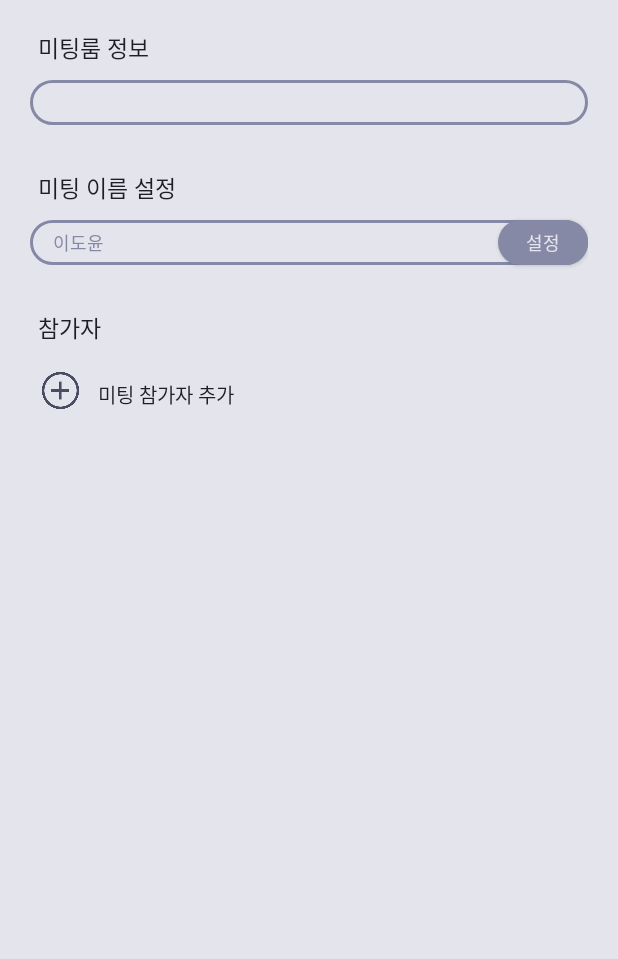
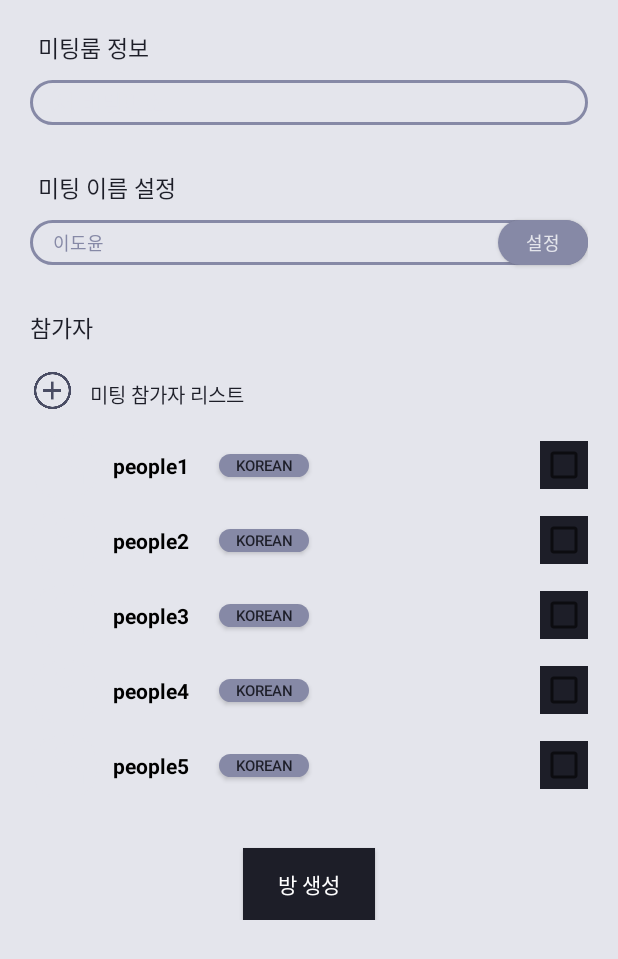
Before and after one commit to ARTRIUM/client, an Android app: the ChatDrawerActivity screen opened directly, with no data from a screen before it, on a phone screen of 412 x 824 dp. Shown: the top 959 px of the screen. Run offline under Robolectric (Android 15) with nearby library versions, the phone set to English and light mode, and no system bars; our stand-ins replace data binding.

Commit message:
friendrecycle in drawer

```diff
--- a/app/build.gradle
+++ b/app/build.gradle
@@ -49,6 +49,7 @@ dependencies {
     implementation 'com.google.android.gms:play-services-maps:17.0.0'
     implementation 'androidx.work:work-runtime:2.4.0'
     implementation 'androidx.lifecycle:lifecycle-livedata-ktx:2.3.1'
+    implementation 'androidx.recyclerview:recyclerview:1.2.1'
     kapt 'com.github.bumptech.glide:compiler:4.12.0'
 
     // retrofit
--- a/app/src/main/java/com/example/everytranslation/ui/chat/ChatDrawerActivity.kt
+++ b/app/src/main/java/com/example/everytranslation/ui/chat/ChatDrawerActivity.kt
@@ -2,17 +2,78 @@ package com.example.everytranslation.ui.chat
 
 import androidx.appcompat.app.AppCompatActivity
 import android.os.Bundle
+import android.view.LayoutInflater
+import android.view.ViewGroup
+import android.widget.Toast
 import androidx.databinding.DataBindingUtil
+import androidx.recyclerview.widget.LinearLayoutManager
+import androidx.recyclerview.widget.RecyclerView
 import com.example.everytranslation.R
+import com.example.everytranslation.data.FriendDTO
 import com.example.everytranslation.databinding.ActivityChatDrawerBinding
+import com.example.everytranslation.databinding.InviteDetailBinding
 
 class ChatDrawerActivity : AppCompatActivity() {
 
     private lateinit var binding: ActivityChatDrawerBinding
 
+
     override fun onCreate(savedInstanceState: Bundle?) {
         super.onCreate(savedInstanceState)
         binding = DataBindingUtil.setContentView(this, R.layout.activity_chat_drawer)
+        setContentView(binding.root)
+
+        binding.lifecycleOwner=this
+        binding.invitelistfragmentRecyclerview.adapter = InvitelistRecyclerViewAdapter()
+        binding.invitelistfragmentRecyclerview.layoutManager = LinearLayoutManager(this)
+
+    }
+    inner class InvitelistRecyclerViewAdapter : RecyclerView.Adapter<InvitelistRecyclerViewAdapter.Holder>() {
+        var inviteDTOs: ArrayList<FriendDTO> = arrayListOf()
+
+        init {
+            // reset
+            inviteDTOs.clear()
+
+            // friends data list loading
+            inviteDTOs.add(FriendDTO("people1", "url1"))
+            inviteDTOs.add(FriendDTO("people2", "url2"))
+            inviteDTOs.add(FriendDTO("people3", "url3"))
+            inviteDTOs.add(FriendDTO("people4", "url4"))
+            inviteDTOs.add(FriendDTO("people5", "url5"))
+
+            notifyDataSetChanged()
+        }
+        inner class Holder(val inviteDetailBinding: InviteDetailBinding) : RecyclerView.ViewHolder(inviteDetailBinding.root) {
+            init {
+//                inviteDetailBinding.root.setOnClickListener {
+//                    Toast.makeText(inviteDetailBinding.root.context, "클릭된 아이템 = ${inviteDetailBinding.inviteName.text}", Toast.LENGTH_LONG).show()
+//                }
+                inviteDetailBinding.checkboxInviteFriend.setOnClickListener{
+                }
+            }
+
+            fun setInvite(item: FriendDTO) {
+                inviteDetailBinding.inviteName.text = item.name
+                // friendDetailBinding.friendImageUrl.text = item.imageUrl
+            }
+        }
+
+        override fun onCreateViewHolder(parent: ViewGroup, viewType: Int): Holder { // ViewHolder를 새로 만들어야 할때 호출
+            val inviteDetailBinding = InviteDetailBinding.inflate(LayoutInflater.from(parent.context), parent, false)
+            return Holder(inviteDetailBinding)
+        }
+
+        override fun getItemCount(): Int {
+            return inviteDTOs.size
+        }
+
+        override fun onBindViewHolder(holder:Holder, position: Int) { // 데이터를 뷰 홀더와 연결
+            var item = inviteDTOs.get(position)
+            holder.setInvite(item)
+        }
+
+
 
 
     }
--- a/app/src/main/java/com/example/everytranslation/ui/navigation/home/HomeFragment.kt
+++ b/app/src/main/java/com/example/everytranslation/ui/navigation/home/HomeFragment.kt
@@ -15,6 +15,7 @@ import com.example.everytranslation.data.repository.HomeRepository
 import com.example.everytranslation.databinding.FragmentHomeBinding
 import com.example.everytranslation.ui.activity.MypageActivity
 import com.example.everytranslation.ui.chat.ChatActivity
+import com.example.everytranslation.ui.chat.ChatDrawerActivity
 import com.example.everytranslation.utils.MyApplication
 import com.example.everytranslation.utils.NetworkConnection
 import com.example.everytranslation.utils.NetworkStatus
@@ -55,7 +56,9 @@ class HomeFragment : Fragment(), HomeListener {
         }
 
         fragmentbinding.meetStart.setOnClickListener{
-            viewModel.startMeet()
+            var intent = Intent(getActivity(),ChatDrawerActivity::class.java)
+            startActivity(intent)
+//            viewModel.startMeet()
         }
 
         //tool bar
--- a/app/src/main/res/layout/activity_chat_drawer.xml
+++ b/app/src/main/res/layout/activity_chat_drawer.xml
@@ -1,14 +1,14 @@
 <?xml version="1.0" encoding="utf-8"?>
 
-<layout
-    xmlns:android="http://schemas.android.com/apk/res/android"
+<layout xmlns:android="http://schemas.android.com/apk/res/android"
     xmlns:app="http://schemas.android.com/apk/res-auto"
     xmlns:tools="http://schemas.android.com/tools">
 
     <data>
-        <variable
-            name="viewmodel"
-            type="com.example.everytranslation.ui.auth.AuthViewModel" />
+
+        <!--        <variable-->
+        <!--            name="viewmodel"-->
+        <!--            type="com.example.everytranslation.ui.auth.AuthViewModel" />-->
     </data>
 
     <LinearLayout
@@ -17,7 +17,8 @@
         android:layout_height="match_parent"
         android:layout_gravity="end"
         android:background="@color/purple_light"
-        android:orientation="vertical">
+        android:orientation="vertical"
+        tools:context=".ui.navigation.home.InviteListFragment">
 
 
         <LinearLayout
@@ -35,8 +36,8 @@
                     android:id="@+id/chatInfoText"
                     android:layout_width="wrap_content"
                     android:layout_height="wrap_content"
+                    android:layout_marginLeft="5dp"
                     android:layout_marginBottom="10dp"
-                    android:layout_marginLeft="5dp"
                     android:fontFamily="@font/wemakebold"
                     android:text="@string/chat_info"
                     android:textColor="@color/everygreen"
@@ -47,16 +48,16 @@
                     android:layout_width="match_parent"
                     android:layout_height="30dp"
                     android:layout_below="@+id/chatInfoText"
+                    android:layout_marginBottom="30dp"
                     android:background="@drawable/btn_round_background_purple"
                     android:cursorVisible="true"
                     android:fontFamily="@font/wemakeregular"
                     android:hint="@string/newPassword"
-                    android:paddingLeft="15dp"
-                    android:layout_marginBottom="30dp"
                     android:importantForAutofill="no"
                     android:inputType="textNoSuggestions|textPassword"
+                    android:paddingLeft="15dp"
                     android:textColorHint="@color/purple_light"
-                    android:textSize="15sp"/>
+                    android:textSize="15sp" />
 
             </RelativeLayout>
 
@@ -68,8 +69,8 @@
                     android:id="@+id/chatNameText"
                     android:layout_width="wrap_content"
                     android:layout_height="wrap_content"
+                    android:layout_marginLeft="5dp"
                     android:layout_marginBottom="10dp"
-                    android:layout_marginLeft="5dp"
                     android:fontFamily="@font/wemakebold"
                     android:text="@string/chat_name_setting"
                     android:textColor="@color/everygreen"
@@ -80,14 +81,14 @@
                     android:layout_width="match_parent"
                     android:layout_height="30dp"
                     android:layout_below="@+id/chatNameText"
+                    android:layout_marginBottom="30dp"
                     android:background="@drawable/btn_round_background_purple"
                     android:cursorVisible="true"
                     android:fontFamily="@font/wemakeregular"
                     android:hint="이도윤"
                     android:paddingLeft="15dp"
-                    android:layout_marginBottom="30dp"
                     android:textColorHint="@color/purple"
-                    android:textSize="12sp"/>
+                    android:textSize="12sp" />
 
                 <Button
                     android:id="@+id/setMeetName"
@@ -99,14 +100,13 @@
                     android:fontFamily="@font/wemakeregular"
                     android:text="설정"
                     android:textColor="@color/purple_light"
-                    android:textSize="12sp"/>
+                    android:textSize="12sp" />
 
             </RelativeLayout>
 
             <RelativeLayout
                 android:layout_width="match_parent"
-                android:layout_height="wrap_content"
-                android:layout_marginLeft="5dp">
+                android:layout_height="wrap_content">
 
                 <TextView
                     android:id="@+id/participantText"
@@ -125,15 +125,15 @@
                     android:layout_height="30dp"
                     android:layout_below="@+id/participantText"
                     android:layout_marginBottom="10dp"
-                    android:background="@drawable/plus"/>
+                    android:background="@drawable/plus" />
 
                 <TextView
                     android:layout_width="200dp"
                     android:layout_height="30dp"
                     android:layout_below="@+id/participantText"
-                    android:layout_toRightOf="@+id/participantAdd"
                     android:layout_marginLeft="10dp"
                     android:layout_marginTop="7dp"
+                    android:layout_toRightOf="@+id/participantAdd"
                     android:fontFamily="@font/wemakebold"
                     android:text="@string/chat_participant_add"
                     android:textColor="@color/everygreen"
@@ -141,6 +141,29 @@
 
 
             </RelativeLayout>
+
+
+                <androidx.recyclerview.widget.RecyclerView
+                    android:id="@+id/invitelistfragment_recyclerview"
+                    android:layout_width="match_parent"
+                    android:layout_height="match_parent"
+                    android:layout_marginBottom="30dp">
+
+                </androidx.recyclerview.widget.RecyclerView>
+
+
+            <Button
+                android:id="@+id/createRoom"
+                android:layout_width="wrap_content"
+                android:layout_height="wrap_content"
+                android:textColor="@color/white"
+                android:text="방 생성"
+                android:layout_gravity="center"
+                android:layout_below="@+id/participantText"
+                android:background="@drawable/chat_box" />
+
         </LinearLayout>
+
+
     </LinearLayout>
 </layout>
--- /dev/null
+++ b/app/src/main/res/layout/invite_detail.xml
@@ -0,0 +1,51 @@
+<?xml version="1.0" encoding="utf-8"?>
+<LinearLayout
+    xmlns:android="http://schemas.android.com/apk/res/android"
+    android:layout_width="match_parent"
+    android:layout_height="50dp"
+    android:gravity="center_vertical"
+    android:orientation="horizontal">
+
+    <ImageView
+        android:id="@+id/invite_image_url"
+        android:layout_width="wrap_content"
+        android:layout_height="wrap_content"
+        android:gravity="center_vertical"
+        android:src="@drawable/people"/>
+
+    <TextView
+        android:id="@+id/invite_name"
+        android:text="이름"
+        android:layout_width="wrap_content"
+        android:layout_height="wrap_content"
+        android:paddingHorizontal="10dp"
+        android:paddingVertical="10dp"
+        android:textColor="@color/black"
+        android:textStyle="bold" />
+
+    <Button
+        android:id="@+id/invite_nationality"
+        android:layout_width="60dp"
+        android:layout_height="15dp"
+        android:layout_marginLeft="10dp"
+        android:background="@drawable/btn_purple"
+        android:text="korean"
+        android:textColor="@color/everygreen"
+        android:textSize="10dp"
+        />
+    <!-- style="?android:attr/borderlessButtonStyle"-->
+    <View
+        android:layout_width="0dp"
+        android:layout_height="0dp"
+        android:layout_weight="1" />
+
+    <CheckBox
+        android:id="@+id/checkbox_invite_friend"
+        android:layout_width="wrap_content"
+        android:layout_height="wrap_content"
+        android:layout_marginLeft="10dp"
+        android:background="@drawable/chat_box"
+        android:textSize="8dp"
+        />
+
+</LinearLayout>
--- a/app/src/main/res/values/dimens.xml
+++ b/app/src/main/res/values/dimens.xml
@@ -5,4 +5,5 @@
     <dimen name="activity_vertical_margin">16dp</dimen>
 
     <dimen name="standard_field_width">200dp</dimen>
+    <dimen name="text_margin">16dp</dimen>
 </resources>
--- a/app/src/main/res/values/strings.xml
+++ b/app/src/main/res/values/strings.xml
@@ -90,7 +90,7 @@
     <string name="chat_info">미팅룸 정보</string>
     <string name="chat_name_setting">미팅 이름 설정</string>
     <string name="chat_participant">참가자</string>
-    <string name="chat_participant_add">미팅 참가자 추가</string>
+    <string name="chat_participant_add">미팅 참가자 리스트</string>
     <string name="title_activity_maps">Map</string>
 
     <!--message-->
```
Also changed, not shown: app/src/main/AndroidManifest.xml (+5 -5 lines).
